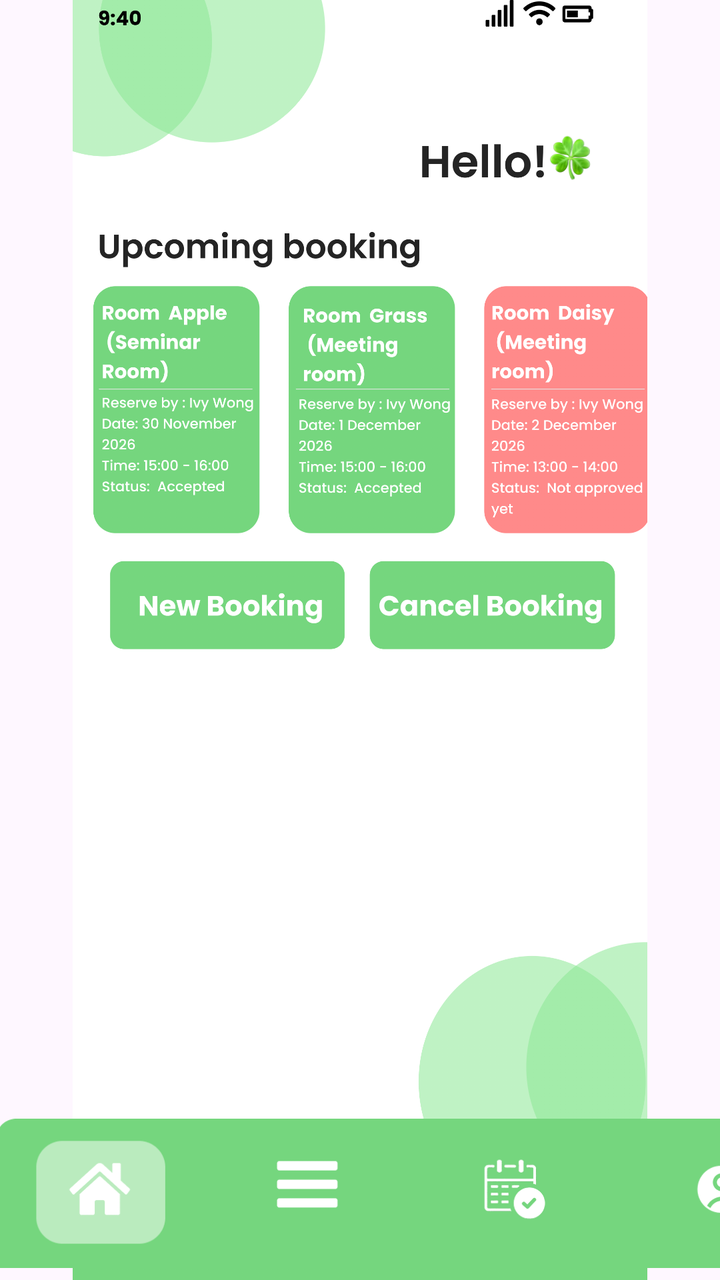
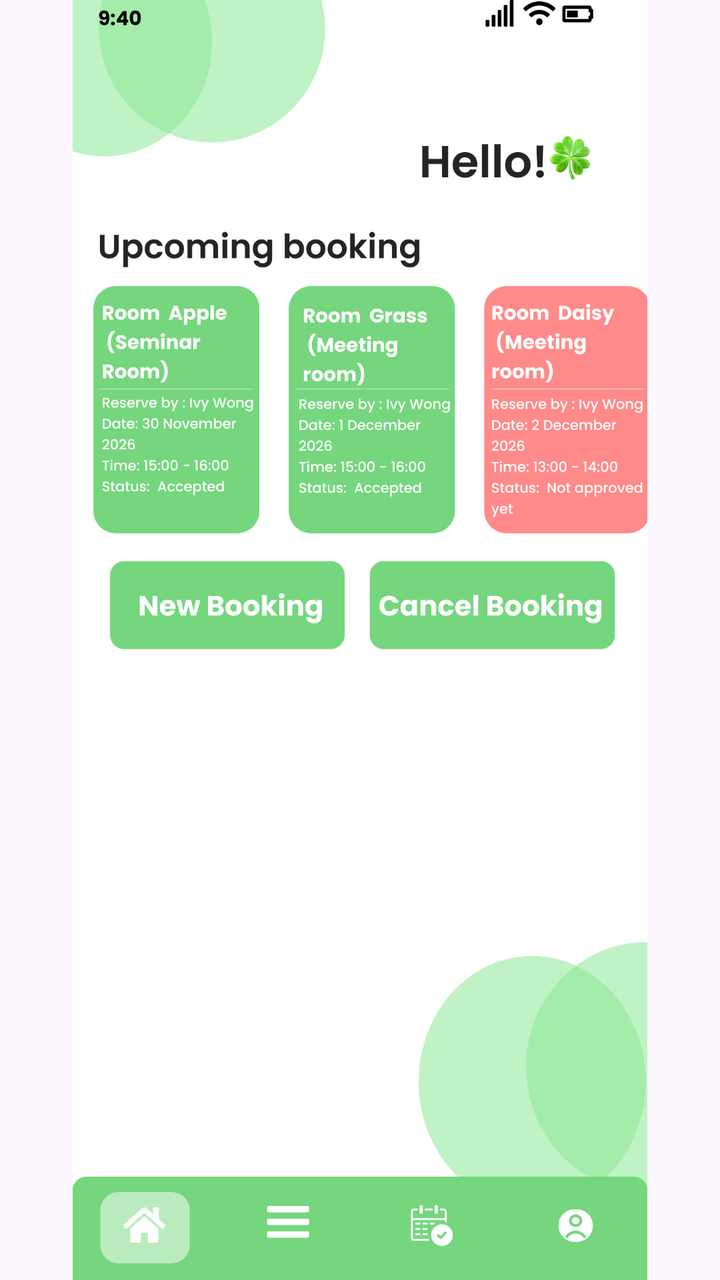

Compare the two renders of this Android layout. The source of the first and the diff that turns it into the second are given below.
<!-- AndroidManifest.xml: application theme Theme.COMP2000HKSoftwareEngineeringAssessment -->
<!-- res/layout/activity_employeehomepage.xml -->
<?xml version="1.0" encoding="utf-8"?>
<androidx.constraintlayout.widget.ConstraintLayout xmlns:android="http://schemas.android.com/apk/res/android"
    xmlns:app="http://schemas.android.com/apk/res-auto"
    xmlns:tools="http://schemas.android.com/tools"
    android:id="@+id/main"
    android:layout_width="match_parent"
    android:layout_height="match_parent"
    tools:context=".employeehomepage">

    <ImageView
        android:id="@+id/iv_login_page"
        android:layout_width="match_parent"
        android:layout_height="match_parent"
        android:scaleType="fitCenter"
        android:src="@drawable/employeehomepage"
        app:layout_constraintBottom_toBottomOf="parent"
        app:layout_constraintEnd_toEndOf="parent"
        app:layout_constraintStart_toStartOf="parent"
        app:layout_constraintTop_toTopOf="parent" />

    <ImageButton
        android:id="@+id/btn_back"
        android:layout_width="409dp"
        android:layout_height="112dp"
        android:background="@android:color/transparent"
        android:contentDescription="Back"
        android:scaleType="fitCenter"
        android:src="@drawable/menubarhomebutton"
        app:layout_constraintBottom_toBottomOf="parent"
        app:layout_constraintEnd_toEndOf="parent"
        app:layout_constraintHorizontal_bias="0.05"
        app:layout_constraintStart_toStartOf="parent"
        app:layout_constraintTop_toTopOf="parent"
        app:layout_constraintVertical_bias="1.024" />

    <ImageButton
        android:id="@+id/btn_employee_menu_home_button"
        android:layout_width="0dp"
        android:layout_height="0dp"
        android:background="@android:color/transparent"
        app:layout_constraintBottom_toBottomOf="parent"
        app:layout_constraintDimensionRatio="2:1"
        app:layout_constraintEnd_toEndOf="parent"
        app:layout_constraintHorizontal_bias="0.071"
        app:layout_constraintStart_toStartOf="parent"
        app:layout_constraintTop_toTopOf="parent"
        app:layout_constraintVertical_bias="0.97"
        app:layout_constraintWidth_percent="0.15 " />
    <ImageButton
        android:id="@+id/btn_employee_menu_menu_button"
        android:layout_width="0dp"
        android:layout_height="0dp"
        android:background="@android:color/transparent"
        app:layout_constraintBottom_toBottomOf="parent"
        app:layout_constraintDimensionRatio="2:1"
        app:layout_constraintEnd_toEndOf="parent"
        app:layout_constraintHorizontal_bias="0.369"
        app:layout_constraintStart_toStartOf="parent"
        app:layout_constraintTop_toTopOf="parent"
        app:layout_constraintVertical_bias="0.969"
        app:layout_constraintWidth_percent="0.15" />

    <ImageButton
        android:id="@+id/btn_employee_mybooking_button"
        android:layout_width="0dp"
        android:layout_height="0dp"
        android:background="@android:color/transparent"
        app:layout_constraintBottom_toBottomOf="parent"
        app:layout_constraintDimensionRatio="2:1"
        app:layout_constraintEnd_toEndOf="parent"
        app:layout_constraintHorizontal_bias="0.644"
        app:layout_constraintStart_toStartOf="parent"
        app:layout_constraintTop_toTopOf="parent"
        app:layout_constraintVertical_bias="0.969"
        app:layout_constraintWidth_percent="0.15" />

    <ImageButton
        android:id="@+id/btn_employee_my_employee_profile_button"
        android:layout_width="0dp"
        android:layout_height="0dp"
        android:background="@android:color/transparent"
        app:layout_constraintBottom_toBottomOf="parent"
        app:layout_constraintDimensionRatio="2:1"
        app:layout_constraintEnd_toEndOf="parent"
        app:layout_constraintHorizontal_bias="0.957"
        app:layout_constraintStart_toStartOf="parent"
        app:layout_constraintTop_toTopOf="parent"
        app:layout_constraintVertical_bias="0.969"
        app:layout_constraintWidth_percent="0.15" />

    <ImageButton
        android:id="@+id/btn_employee_new_booking"
        android:layout_width="0dp"
        android:layout_height="0dp"
        android:background="@android:color/transparent"
        app:layout_constraintBottom_toBottomOf="parent"
        app:layout_constraintDimensionRatio="4:1.3"
        app:layout_constraintEnd_toEndOf="parent"
        app:layout_constraintHorizontal_bias="0.119"
        app:layout_constraintStart_toStartOf="parent"
        app:layout_constraintTop_toTopOf="parent"
        app:layout_constraintVertical_bias="0.471"
        app:layout_constraintWidth_percent="0.41" />

    <ImageButton
        android:id="@+id/btn_employee_cancel_booking"
        android:layout_width="0dp"
        android:layout_height="0dp"
        android:background="@android:color/transparent"
        app:layout_constraintBottom_toBottomOf="parent"
        app:layout_constraintDimensionRatio="4:1.3"
        app:layout_constraintEnd_toEndOf="parent"
        app:layout_constraintHorizontal_bias="0.896"
        app:layout_constraintStart_toStartOf="parent"
        app:layout_constraintTop_toTopOf="parent"
        app:layout_constraintVertical_bias="0.471"
        app:layout_constraintWidth_percent="0.41" />



</androidx.constraintlayout.widget.ConstraintLayout>
<!-- resources referenced by this layout -->
<resources>
  <!-- drawable employeehomepage: png bitmap (drawable, 464710 bytes) -->
  <!-- drawable menubarhomebutton: png bitmap (drawable, 15345 bytes) -->
  <style name="Theme.COMP2000HKSoftwareEngineeringAssessment" parent="Base.Theme.COMP2000HKSoftwareEngineeringAssessment" />
  <style name="Base.Theme.COMP2000HKSoftwareEngineeringAssessment" parent="Theme.Material3.DayNight.NoActionBar">
          
          
      </style>
</resources>

<!-- the commit's change to res/layout/activity_employeehomepage.xml (unified diff, before → after) -->
@@ -12,26 +12,13 @@
         android:layout_width="match_parent"
         android:layout_height="match_parent"
         android:scaleType="fitCenter"
-        android:src="@drawable/employeehomepage"
+        android:src="@drawable/emplyeeshomesecond"
         app:layout_constraintBottom_toBottomOf="parent"
         app:layout_constraintEnd_toEndOf="parent"
         app:layout_constraintStart_toStartOf="parent"
         app:layout_constraintTop_toTopOf="parent" />
 
-    <ImageButton
-        android:id="@+id/btn_back"
-        android:layout_width="409dp"
-        android:layout_height="112dp"
-        android:background="@android:color/transparent"
-        android:contentDescription="Back"
-        android:scaleType="fitCenter"
-        android:src="@drawable/menubarhomebutton"
-        app:layout_constraintBottom_toBottomOf="parent"
-        app:layout_constraintEnd_toEndOf="parent"
-        app:layout_constraintHorizontal_bias="0.05"
-        app:layout_constraintStart_toStartOf="parent"
-        app:layout_constraintTop_toTopOf="parent"
-        app:layout_constraintVertical_bias="1.024" />
+
 
     <ImageButton
         android:id="@+id/btn_employee_menu_home_button"
<!-- resource entries referenced after the edit -->
@@ -1,7 +1,6 @@
 <!-- resources referenced by this layout -->
 <resources>
-  <!-- drawable employeehomepage: png bitmap (drawable, 464710 bytes) -->
-  <!-- drawable menubarhomebutton: png bitmap (drawable, 15345 bytes) -->
+  <!-- drawable emplyeeshomesecond: png bitmap (drawable, 152688 bytes) -->
   <style name="Theme.COMP2000HKSoftwareEngineeringAssessment" parent="Base.Theme.COMP2000HKSoftwareEngineeringAssessment" />
   <style name="Base.Theme.COMP2000HKSoftwareEngineeringAssessment" parent="Theme.Material3.DayNight.NoActionBar">
           
